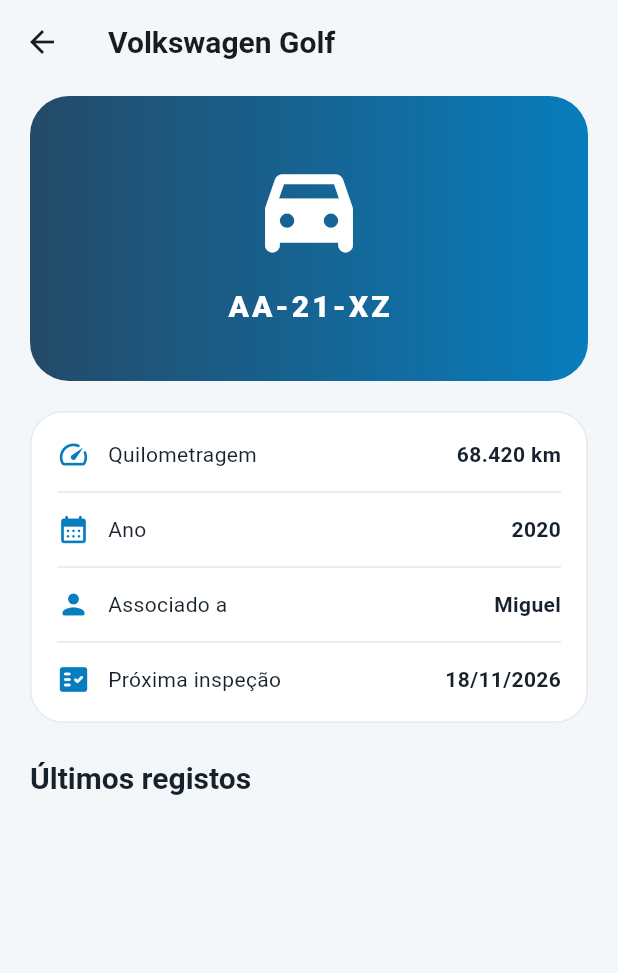
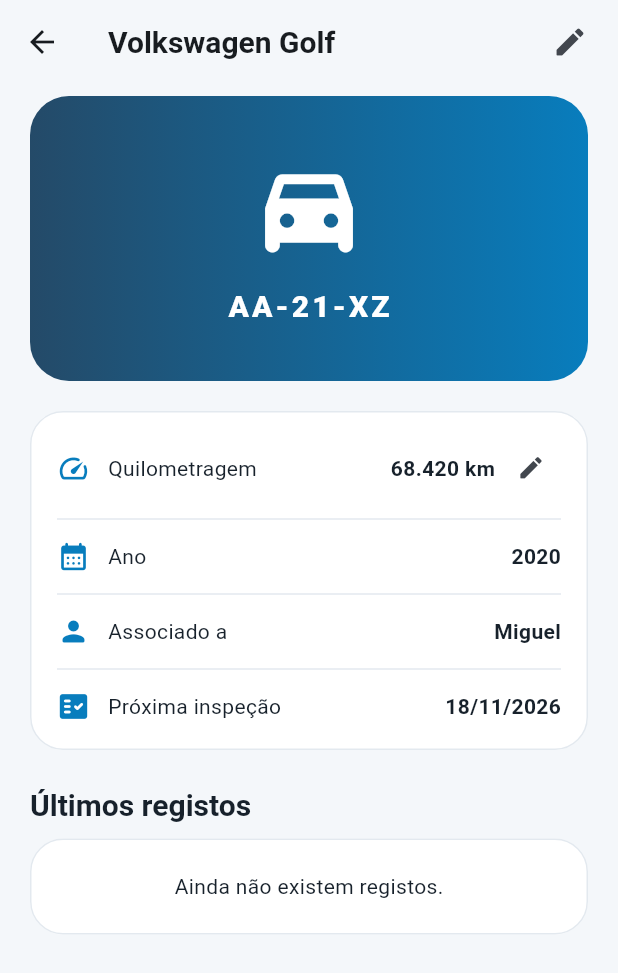
Before and after one commit to tiagofngomes/CarBase, a Flutter app: the VehicleDetailPage screen opened directly with sample values from the repository, on a phone screen of 412 x 824 dp. Shown: the top 973 px of the screen. Run offline on Flutter 3.47's test engine with Material 3 defaults, Android fonts, the phone set to English and light mode, and no system bars; our stand-ins replace drift, drift_flutter; accounts and stored records are empty; generated files the repository leaves out were written again.

Commit message:
feat: enhance vehicle management with event handling and editing capabilities

```diff
--- a/lib/features/vehicles/presentation/vehicle_detail_page.dart
+++ b/lib/features/vehicles/presentation/vehicle_detail_page.dart
@@ -6,31 +6,55 @@
 import '../../../core/utils/formatters.dart';
 import '../../dashboard/presentation/widgets/event_tile.dart';
 import '../../records/presentation/event_actions.dart';
+import 'vehicle_entry_sheet.dart';
 
-class VehicleDetailPage extends StatelessWidget {
+class VehicleDetailPage extends StatefulWidget {
   const VehicleDetailPage({
     super.key,
     required this.vehicle,
     required this.events,
+    required this.onVehicleSaved,
     required this.onEventSaved,
     required this.onEventDeleted,
   });
 
   final Vehicle vehicle;
   final List<VehicleEvent> events;
+  final ValueChanged<Vehicle> onVehicleSaved;
   final ValueChanged<VehicleEvent> onEventSaved;
   final ValueChanged<VehicleEvent> onEventDeleted;
 
   @override
+  State<VehicleDetailPage> createState() => _VehicleDetailPageState();
+}
+
+class _VehicleDetailPageState extends State<VehicleDetailPage> {
+  late Vehicle _vehicle;
+
+  @override
+  void initState() {
+    super.initState();
+    _vehicle = widget.vehicle;
+  }
+
+  @override
   Widget build(BuildContext context) {
-    final vehicleEvents = events
-        .where((event) => event.vehicleId == vehicle.id)
+    final vehicleEvents = widget.events
+        .where((event) => event.vehicleId == _vehicle.id)
         .toList();
     return Scaffold(
       appBar: AppBar(
-        title: Text(vehicle.displayName),
+        title: Text(_vehicle.displayName),
         backgroundColor: AppColors.background,
         scrolledUnderElevation: 0,
+        actions: [
+          IconButton(
+            onPressed: _editVehicle,
+            tooltip: 'Editar veículo',
+            icon: const Icon(Icons.edit_rounded),
+          ),
+          const SizedBox(width: 8),
+        ],
       ),
       body: ListView(
         padding: const EdgeInsets.fromLTRB(20, 8, 20, 32),
@@ -38,10 +62,10 @@
           Container(
             height: 190,
             decoration: BoxDecoration(
-              color: Color(vehicle.color),
+              color: Color(_vehicle.color),
               borderRadius: BorderRadius.circular(26),
               gradient: LinearGradient(
-                colors: [Color(vehicle.color), AppColors.blue],
+                colors: [Color(_vehicle.color), AppColors.blue],
               ),
             ),
             child: Column(
@@ -54,7 +78,7 @@
                 ),
                 const SizedBox(height: 12),
                 Text(
-                  vehicle.licensePlate,
+                  _vehicle.licensePlate,
                   style: const TextStyle(
                     color: Colors.white,
                     fontWeight: FontWeight.w800,
@@ -74,25 +98,27 @@
                   _InfoRow(
                     icon: Icons.speed_rounded,
                     label: 'Quilometragem',
-                    value: Formatters.kilometers(vehicle.mileage),
+                    value: Formatters.kilometers(_vehicle.mileage),
+                    onEdit: _editVehicle,
+                    editTooltip: 'Atualizar quilometragem',
                   ),
                   const Divider(height: 28),
                   _InfoRow(
                     icon: Icons.calendar_month_rounded,
                     label: 'Ano',
-                    value: vehicle.year.toString(),
+                    value: _vehicle.year.toString(),
                   ),
                   const Divider(height: 28),
                   _InfoRow(
                     icon: Icons.person_rounded,
                     label: 'Associado a',
-                    value: vehicle.associationLabel,
+                    value: _vehicle.associationLabel,
                   ),
                   const Divider(height: 28),
                   _InfoRow(
                     icon: Icons.fact_check_rounded,
                     label: 'Próxima inspeção',
-                    value: Formatters.fullDate(vehicle.nextInspection),
+                    value: Formatters.fullDate(_vehicle.nextInspection),
                   ),
                 ],
               ),
@@ -104,34 +130,34 @@
             style: Theme.of(context).textTheme.titleLarge,
           ),
           const SizedBox(height: 10),
-          Card(
-            child: Padding(
-              padding: const EdgeInsets.symmetric(horizontal: 16),
-              child: Column(
-                children: [
-                  for (var i = 0; i < vehicleEvents.length; i++)
-                    EventTile(
-                      event: vehicleEvents[i],
-                      showDivider: i < vehicleEvents.length - 1,
-                      onEdit: () => EventActions.edit(
-                        context,
-                        vehicleEvents[i],
-                        onEventSaved,
-                      ),
-                      onDelete: () => EventActions.delete(
-                        context,
-                        vehicleEvents[i],
-                        onEventDeleted,
-                        onEventSaved,
-                      ),
-                    ),
-                ],
+          if (vehicleEvents.isEmpty)
+            const Card(
+              child: Padding(
+                padding: EdgeInsets.all(22),
+                child: Center(child: Text('Ainda não existem registos.')),
               ),
-            ),
-          ),
+            )
+          else
+            for (final event in vehicleEvents) ...[
+              EventCard(
+                event: event,
+                onEdit: () =>
+                    EventActions.edit(context, event, widget.onEventSaved),
+                onDelete: () =>
+                    EventActions.delete(context, event, widget.onEventDeleted),
+              ),
+              const SizedBox(height: 10),
+            ],
         ],
       ),
     );
+  }
+
+  Future<void> _editVehicle() async {
+    final updated = await VehicleEntrySheet.show(context, existing: _vehicle);
+    if (updated == null || !mounted) return;
+    setState(() => _vehicle = updated);
+    widget.onVehicleSaved(updated);
   }
 }
 
@@ -140,10 +166,14 @@
     required this.icon,
     required this.label,
     required this.value,
+    this.onEdit,
+    this.editTooltip,
   });
   final IconData icon;
   final String label;
   final String value;
+  final VoidCallback? onEdit;
+  final String? editTooltip;
 
   @override
   Widget build(BuildContext context) => Row(
@@ -152,6 +182,15 @@
       const SizedBox(width: 12),
       Expanded(child: Text(label)),
       Text(value, style: const TextStyle(fontWeight: FontWeight.w700)),
+      if (onEdit != null) ...[
+        const SizedBox(width: 4),
+        IconButton(
+          onPressed: onEdit,
+          tooltip: editTooltip,
+          visualDensity: VisualDensity.compact,
+          icon: const Icon(Icons.edit_rounded, size: 19),
+        ),
+      ],
     ],
   );
 }
--- a/lib/features/vehicles/presentation/vehicles_page.dart
+++ b/lib/features/vehicles/presentation/vehicles_page.dart
@@ -48,6 +48,7 @@
                 builder: (_) => VehicleDetailPage(
                   vehicle: vehicle,
                   events: events,
+                  onVehicleSaved: onVehicleSaved,
                   onEventSaved: onEventSaved,
                   onEventDeleted: onEventDeleted,
                 ),
```
Also changed, not shown: lib/features/activity/presentation/activity_page.dart (+19 -30 lines), lib/features/dashboard/presentation/dashboard_page.dart (+15 -21 lines), lib/features/dashboard/presentation/widgets/event_tile.dart (+28 -0 lines), lib/features/records/presentation/event_actions.dart (+0 -10 lines), lib/features/records/presentation/record_entry_sheet.dart (+52 -9 lines), lib/features/shell/presentation/app_shell.dart (+11 -0 lines), lib/features/vehicles/presentation/vehicle_entry_sheet.dart (+52 -17 lines).
